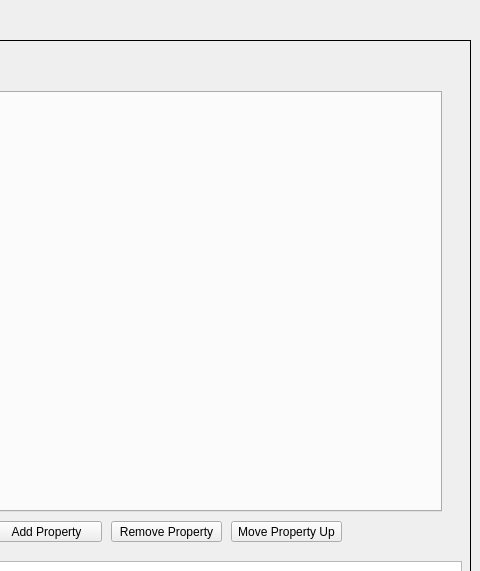
The window that mbb_core_dialog_base.ui (anthony-cooper/mbb-qgis-plugin) describes before a commit, drawn with Qt 5; both pictures show x 390 to 870 and y 0 to 571 of the 870 by 756 pixel window.
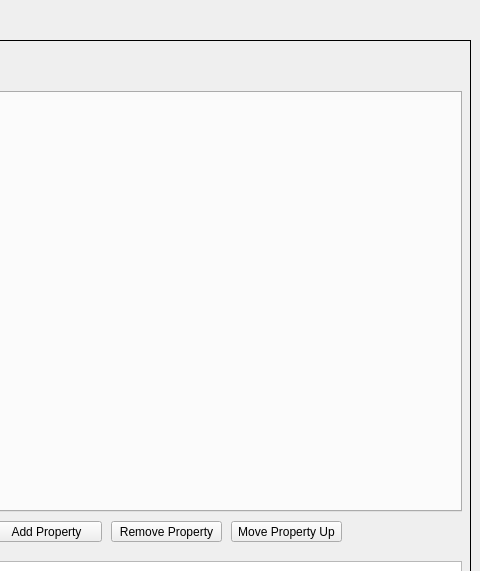
The same window after the commit.

Commit message: Tidy dynamic layers adder Improve layout Add columns

```diff
--- a/mbb_core_dialog_base.ui
+++ b/mbb_core_dialog_base.ui
@@ -351,7 +351,7 @@
       <rect>
        <x>10</x>
        <y>50</y>
-       <width>811</width>
+       <width>831</width>
        <height>421</height>
       </rect>
      </property>
```
The commit also changes 1 other file.
